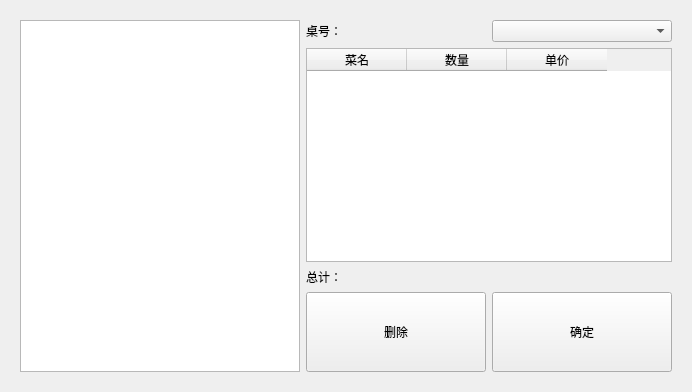
Above: src/orderwidget.ui from daodaoliang/caicai before the change. Below: the same form after it.
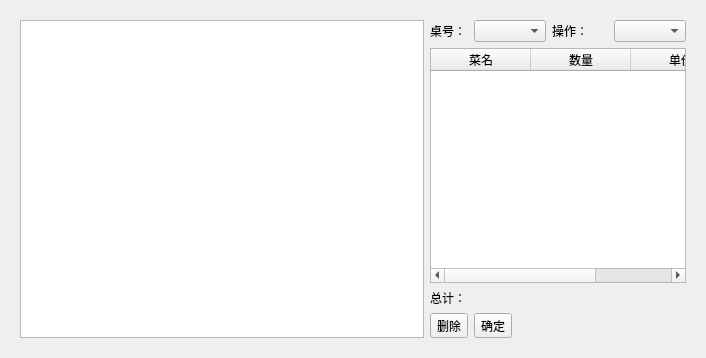
That is the form after the change.

Patch:
```diff
--- a/src/orderwidget.ui
+++ b/src/orderwidget.ui
@@ -6,8 +6,8 @@
    <rect>
     <x>0</x>
     <y>0</y>
-    <width>692</width>
-    <height>392</height>
+    <width>706</width>
+    <height>358</height>
    </rect>
   </property>
   <property name="windowTitle">
@@ -17,85 +17,27 @@
    <item row="0" column="0">
     <widget class="QStackedWidget" name="stackedWidget">
      <property name="currentIndex">
-      <number>1</number>
+      <number>0</number>
      </property>
-     <widget class="QWidget" name="page">
-      <layout class="QHBoxLayout" name="horizontalLayout">
-       <item>
-        <widget class="QToolButton" name="toolButton">
-         <property name="text">
-          <string>点菜</string>
-         </property>
-        </widget>
-       </item>
-       <item>
-        <widget class="QToolButton" name="toolButton_4">
-         <property name="text">
-          <string>退菜</string>
-         </property>
-        </widget>
-       </item>
-      </layout>
-     </widget>
      <widget class="QWidget" name="page_2">
       <layout class="QGridLayout" name="gridLayout_2">
-       <item row="1" column="1" colspan="2">
-        <widget class="QTableWidget" name="tableWidget_2">
-         <column>
-          <property name="text">
-           <string>菜名</string>
-          </property>
-         </column>
-         <column>
-          <property name="text">
-           <string>数量</string>
-          </property>
-         </column>
-         <column>
-          <property name="text">
-           <string>单价</string>
-          </property>
-         </column>
+       <item row="2" column="1" colspan="2">
+        <widget class="QLabel" name="label">
+         <property name="text">
+          <string>总计：</string>
+         </property>
         </widget>
        </item>
+       <item row="0" column="2">
+        <widget class="QComboBox" name="comboBox"/>
+       </item>
        <item row="3" column="1">
         <widget class="QToolButton" name="toolButton_2">
-         <property name="minimumSize">
-          <size>
-           <width>180</width>
-           <height>80</height>
-          </size>
-         </property>
-         <property name="maximumSize">
-          <size>
-           <width>16777215</width>
-           <height>80</height>
-          </size>
-         </property>
          <property name="text">
           <string>删除</string>
          </property>
         </widget>
        </item>
-       <item row="3" column="2">
-        <widget class="QToolButton" name="toolButton_3">
-         <property name="minimumSize">
-          <size>
-           <width>180</width>
-           <height>80</height>
-          </size>
-         </property>
-         <property name="maximumSize">
-          <size>
-           <width>16777215</width>
-           <height>80</height>
-          </size>
-         </property>
-         <property name="text">
-          <string>确定</string>
-         </property>
-        </widget>
-       </item>
        <item row="0" column="1">
         <widget class="QLabel" name="label_3">
          <property name="text">
@@ -103,9 +45,6 @@
          </property>
         </widget>
        </item>
-       <item row="0" column="2">
-        <widget class="QComboBox" name="comboBox"/>
-       </item>
        <item row="0" column="0" rowspan="4">
         <widget class="QStackedWidget" name="stackedWidget_2">
          <property name="currentIndex">
@@ -148,10 +87,39 @@
          </widget>
         </widget>
        </item>
-       <item row="2" column="1" colspan="2">
-        <widget class="QLabel" name="label">
+       <item row="0" column="3">
+        <widget class="QLabel" name="label_2">
          <property name="text">
-          <string>总计：</string>
+          <string>操作：</string>
+         </property>
+        </widget>
+       </item>
+       <item row="0" column="4">
+        <widget class="QComboBox" name="comboBox_2"/>
+       </item>
+       <item row="1" column="1" colspan="4">
+        <widget class="QTableWidget" name="tableWidget_2">
+         <column>
+          <property name="text">
+           <string>菜名</string>
+          </property>
+         </column>
+         <column>
+          <property name="text">
+           <string>数量</string>
+          </property>
+         </column>
+         <column>
+          <property name="text">
+           <string>单价</string>
+          </property>
+         </column>
+        </widget>
+       </item>
+       <item row="3" column="2" colspan="3">
+        <widget class="QToolButton" name="toolButton_3">
+         <property name="text">
+          <string>确定</string>
          </property>
         </widget>
        </item>
```
